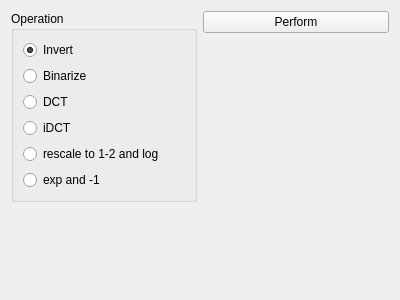
This is source/modules/unary_operations/UnaryOperationsWidget.ui in josefkoller/ambient_image_processor as Qt 5 draws it before an edit. The edited form follows.
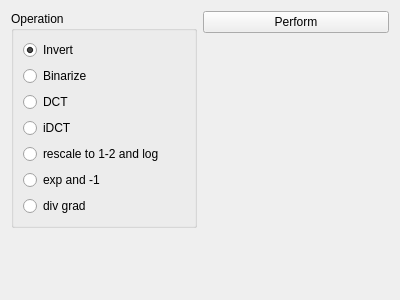
This is the edited form.

Commit message: add unary div grad operation

What changed in the file:
```diff
--- a/source/modules/unary_operations/UnaryOperationsWidget.ui
+++ b/source/modules/unary_operations/UnaryOperationsWidget.ui
@@ -71,6 +71,13 @@
         </property>
        </widget>
       </item>
+      <item>
+       <widget class="QRadioButton" name="div_grad_checkbox">
+        <property name="text">
+         <string>div grad</string>
+        </property>
+       </widget>
+      </item>
      </layout>
     </widget>
    </item>
```
The commit also changes 6 other files.
